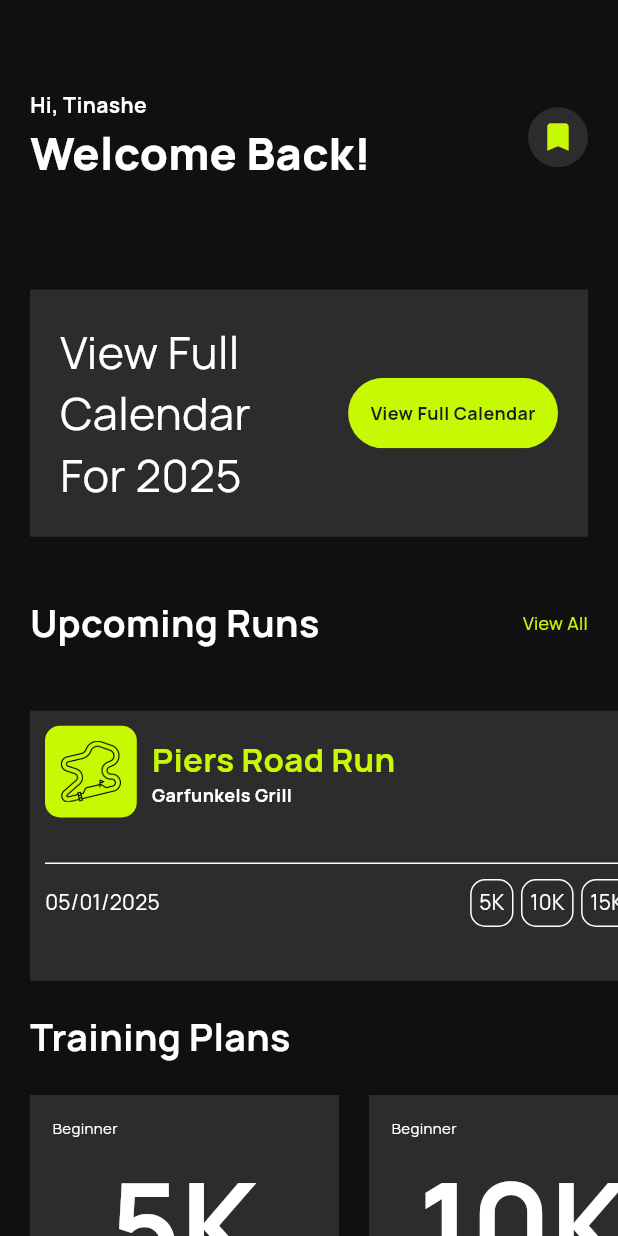
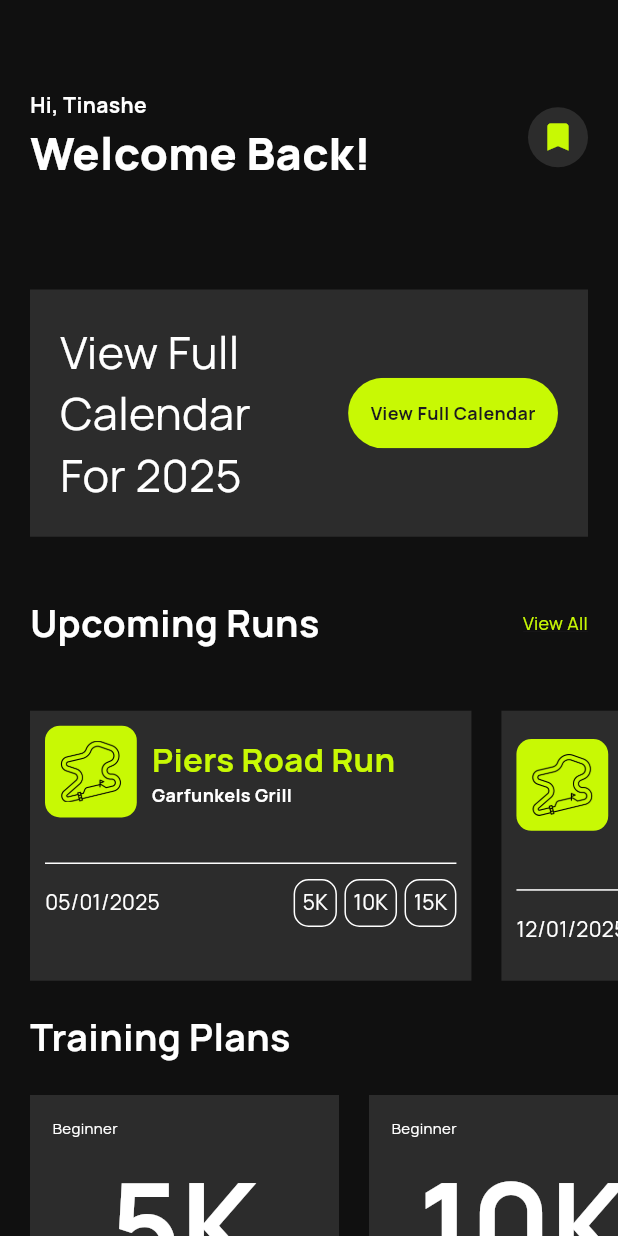
Before and after one commit to tinashemahwenda/runx_app, a Flutter app: the screen it shows after launch, on a phone screen of 412 x 824 dp. Run offline on Flutter 3.47's test engine with Material 3 defaults, Android fonts, the phone set to English and light mode, and no system bars.

Commit message:
Updated the sized

```diff
--- a/lib/widgets/run_event_box.dart
+++ b/lib/widgets/run_event_box.dart
@@ -19,7 +19,7 @@ class RunEventBox extends StatelessWidget {
       padding: const EdgeInsets.only(left: 20, top: 20),
       child: Container(
         color: AppColor.tileColor,
-        width: AppMeasure.width,
+        width: AppMeasure.width / 1.4,
         height: AppMeasure.height / 5,
         padding: EdgeInsets.all(10),
         child: Column(
@@ -45,12 +45,15 @@ class RunEventBox extends StatelessWidget {
                     Column(
                       crossAxisAlignment: CrossAxisAlignment.start,
                       children: [
-                        Text(
-                          raceTitle,
-                          style: TextStyle(
-                            fontSize: 22,
-                            fontWeight: FontWeight.bold,
-                            color: AppColor.limeGreen,
+                        Container(
+                          width: AppMeasure.width / 2.2,
+                          child: Text(
+                            raceTitle,
+                            style: TextStyle(
+                              fontSize: 22,
+                              fontWeight: FontWeight.bold,
+                              color: AppColor.limeGreen,
+                            ),
                           ),
                         ),
                         Text(
```
